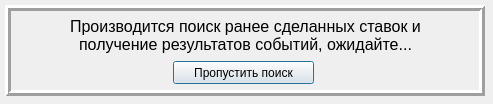
Qt form Client UI/components/templates/bets_checking_window_template.ui (HiddenJang/Xperiment2) before a commit.
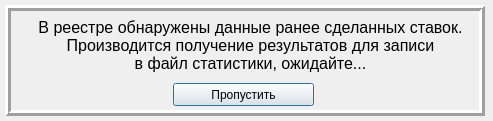
The same form after that commit.

```diff
--- a/Client UI/components/templates/bets_checking_window_template.ui
+++ b/Client UI/components/templates/bets_checking_window_template.ui
@@ -10,7 +10,7 @@
     <x>0</x>
     <y>0</y>
     <width>493</width>
-    <height>104</height>
+    <height>121</height>
    </rect>
   </property>
   <property name="sizePolicy">
@@ -37,7 +37,7 @@
      <x>5</x>
      <y>5</y>
      <width>480</width>
-     <height>91</height>
+     <height>111</height>
     </rect>
    </property>
    <property name="frameShape">
@@ -52,27 +52,27 @@
    <widget class="QLabel" name="label_waitBetsResult">
     <property name="geometry">
      <rect>
-      <x>60</x>
+      <x>30</x>
       <y>10</y>
-      <width>361</width>
-      <height>41</height>
+      <width>431</width>
+      <height>61</height>
      </rect>
     </property>
     <property name="text">
-     <string>&lt;html&gt;&lt;head/&gt;&lt;body&gt;&lt;p align=&quot;center&quot;&gt;&lt;span style=&quot; font-size:12pt;&quot;&gt;Производится поиск ранее сделанных ставок и &lt;br/&gt;получение результатов событий, ожидайте...&lt;/span&gt;&lt;/p&gt;&lt;/body&gt;&lt;/html&gt;</string>
+     <string>&lt;html&gt;&lt;head/&gt;&lt;body&gt;&lt;p align=&quot;center&quot;&gt;&lt;span style=&quot; font-size:12pt;&quot;&gt;В реестре обнаружены данные ранее сделанных ставок. &lt;br/&gt;Производится получение результатов для записи &lt;br/&gt;в файл статистики, ожидайте...&lt;/span&gt;&lt;/p&gt;&lt;/body&gt;&lt;/html&gt;</string>
     </property>
    </widget>
    <widget class="QPushButton" name="pushButton_skipBetsCheking">
     <property name="geometry">
      <rect>
       <x>168</x>
-      <y>56</y>
+      <y>78</y>
       <width>141</width>
       <height>23</height>
      </rect>
     </property>
     <property name="text">
-     <string>Пропустить поиск</string>
+     <string>Пропустить</string>
     </property>
    </widget>
   </widget>
```
